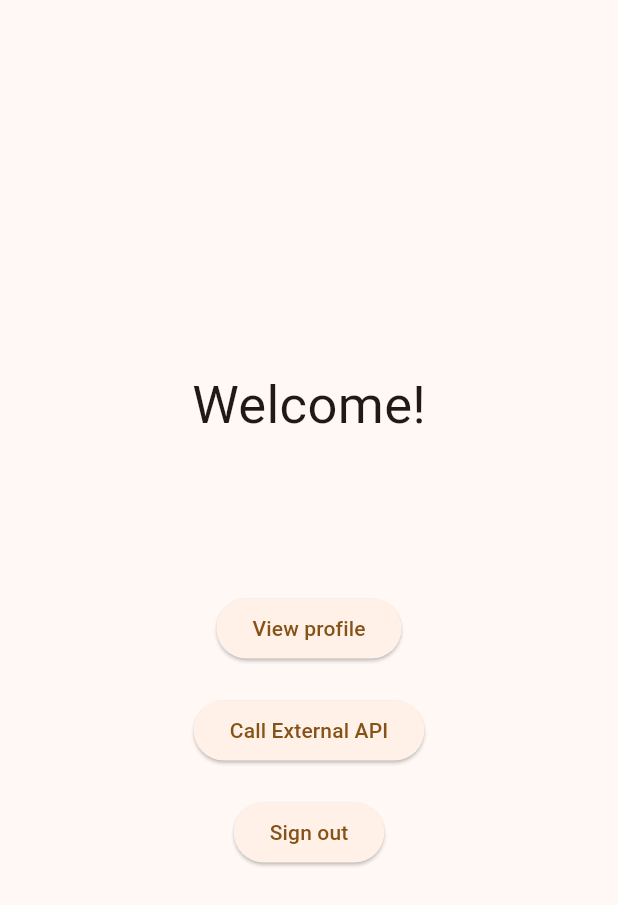
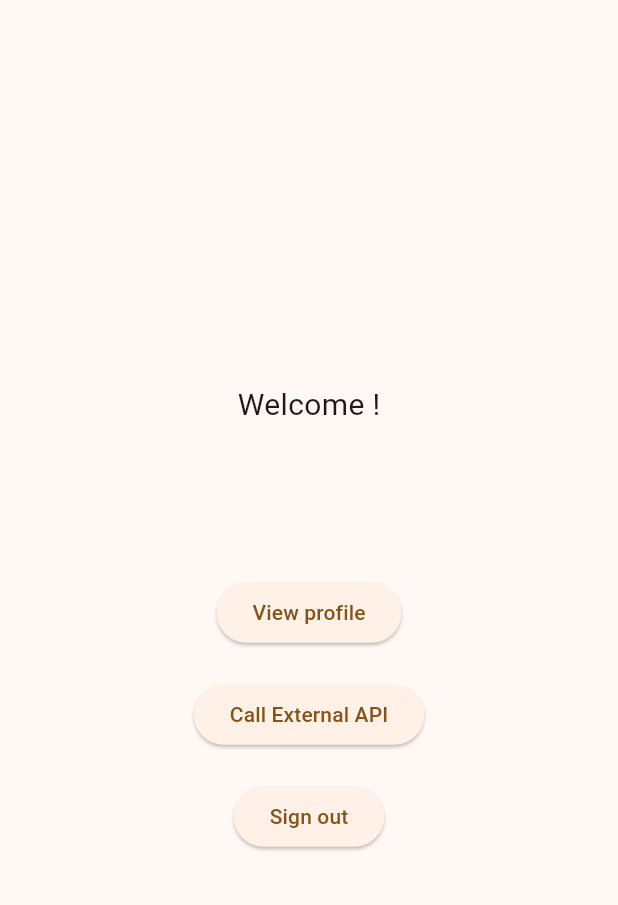
Before and after one commit to Dinithi-Hasanika/Asgardeo-Flutter-APP, a Flutter app: the HomePage widget shown alone on an empty page, opened directly with empty values, on a phone screen of 412 x 824 dp. Shown: the top 905 px of the screen. Run offline on Flutter 3.47's test engine with Material 2 defaults, Android fonts, the phone set to English and light mode, and no system bars; missing offline and left inert: flutter_appauth.

Commit message:
display username in home page

```diff
--- a/lib/pages/homePage.dart
+++ b/lib/pages/homePage.dart
@@ -6,8 +6,9 @@ class HomePage extends StatelessWidget {
   final callExternalAPIFunction;
   final setPageIndex;
   final getUserProfileData;
+  final username;
 
-  const HomePage(this.retriveProfileFunction, this.logOutFunction, this.callExternalAPIFunction, this.setPageIndex, this.getUserProfileData);
+  const HomePage(this.retriveProfileFunction, this.logOutFunction, this.callExternalAPIFunction, this.setPageIndex, this.getUserProfileData, this.username);
 
   @override
   Widget build(BuildContext context) {
@@ -15,7 +16,7 @@ class HomePage extends StatelessWidget {
       child: Column(
         mainAxisAlignment: MainAxisAlignment.center,
         children: [
-          Text("Welcome!", style: TextStyle(fontSize: 35)),
+          Text("Welcome ${this.username}!", style: TextStyle(fontSize: 20)),
           SizedBox(height: 100),
           ElevatedButton(
             onPressed: () async {
```
Also changed, not shown: lib/main.dart (+24 -2 lines).
